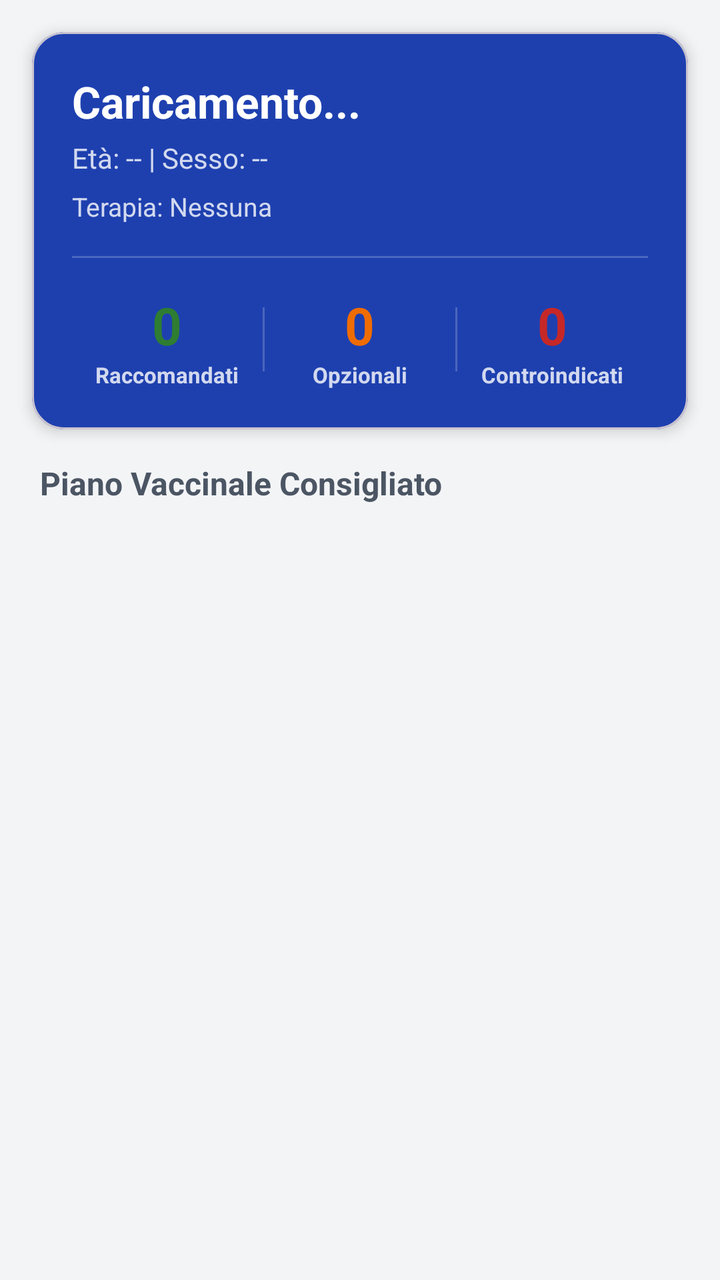
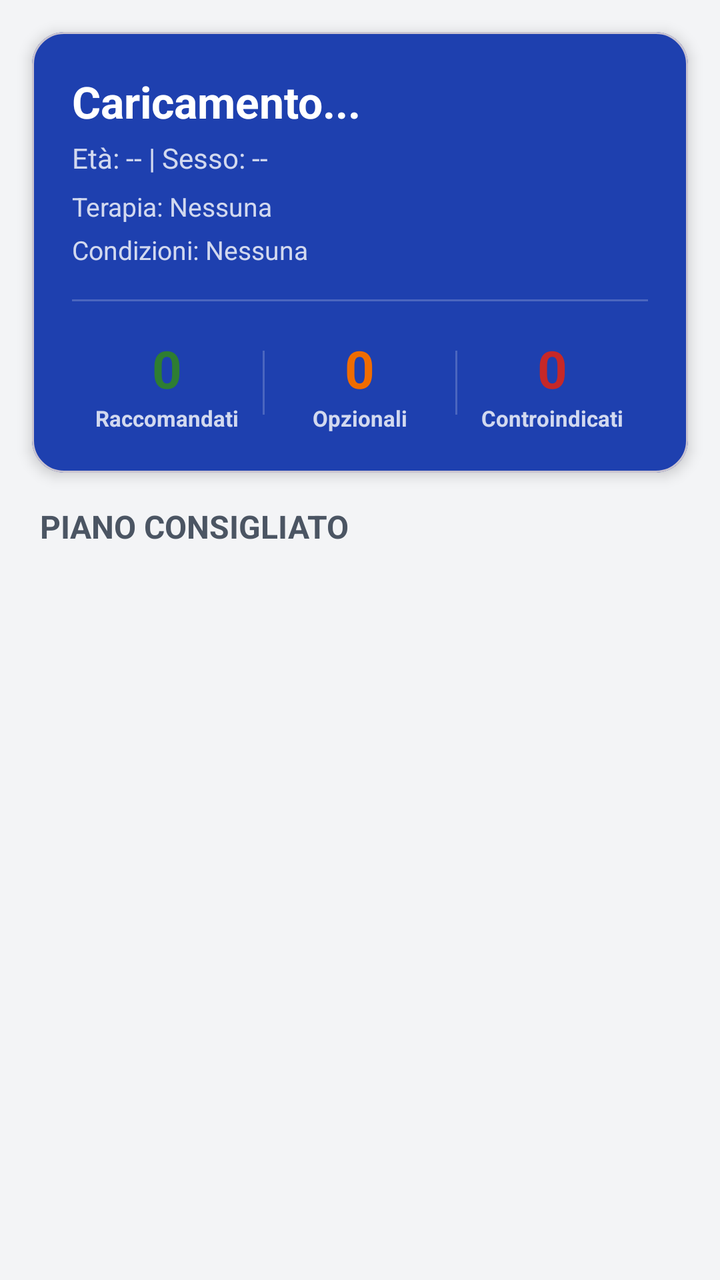

Two renders of the same Android screen: before a commit and after it. Below are the layout's source before the change and the commit's diff.
<!-- AndroidManifest.xml: application theme Theme.Thevax -->
<!-- res/layout/fragment_home.xml -->
<?xml version="1.0" encoding="utf-8"?>
<androidx.constraintlayout.widget.ConstraintLayout
    xmlns:android="http://schemas.android.com/apk/res/android"
    xmlns:app="http://schemas.android.com/apk/res-auto"
    xmlns:tools="http://schemas.android.com/tools"
    android:layout_width="match_parent"
    android:layout_height="match_parent">

    
    <com.google.android.material.card.MaterialCardView
        android:id="@+id/cardHeader"
        android:layout_width="match_parent"
        android:layout_height="wrap_content"
        android:layout_margin="16dp"
        app:cardCornerRadius="16dp"
        app:cardElevation="4dp"
        app:cardBackgroundColor="@color/primary"
        app:layout_constraintTop_toTopOf="parent"
        app:layout_constraintStart_toStartOf="parent"
        app:layout_constraintEnd_toEndOf="parent">

        <LinearLayout
            android:layout_width="match_parent"
            android:layout_height="wrap_content"
            android:orientation="vertical"
            android:padding="20dp">

            <TextView
                android:id="@+id/tvName"
                android:layout_width="wrap_content"
                android:layout_height="wrap_content"
                android:text="Caricamento..."
                android:textSize="22sp"
                android:textStyle="bold"
                android:textColor="?attr/colorOnPrimary" />

            <TextView
                android:id="@+id/tvAge"
                android:layout_width="wrap_content"
                android:layout_height="wrap_content"
                android:text="Età: -- | Sesso: --"
                android:textSize="14sp"
                android:textColor="?attr/colorOnPrimary"
                android:alpha="0.8"
                android:layout_marginTop="4dp" />

            <TextView
                android:id="@+id/tvTherapies"
                android:layout_width="wrap_content"
                android:layout_height="wrap_content"
                android:text="Terapia: Nessuna"
                android:textSize="13sp"
                android:textColor="?attr/colorOnPrimary"
                android:alpha="0.8"
                android:layout_marginTop="6dp" />

            
            <View
                android:layout_width="match_parent"
                android:layout_height="1dp"
                android:background="?attr/colorOnPrimary"
                android:alpha="0.2"
                android:layout_marginVertical="16dp" />

            
            <LinearLayout
                android:layout_width="match_parent"
                android:layout_height="wrap_content"
                android:orientation="horizontal"
                android:gravity="center">

                
                <LinearLayout
                    android:layout_width="0dp"
                    android:layout_height="wrap_content"
                    android:layout_weight="1"
                    android:orientation="vertical"
                    android:gravity="center">
                    <TextView
                        android:id="@+id/tvRecCount"
                        android:layout_width="wrap_content"
                        android:layout_height="wrap_content"
                        android:text="0"
                        android:textSize="26sp"
                        android:textStyle="bold"
                        android:textColor="@color/status_recommended" />
                    <TextView
                        android:layout_width="wrap_content"
                        android:layout_height="wrap_content"
                        android:text="Raccomandati"
                        android:textSize="11sp"
                        android:textColor="?attr/colorOnPrimary"
                        android:alpha="0.8"
                        android:textStyle="bold" />
                </LinearLayout>

                <View
                    android:layout_width="1dp"
                    android:layout_height="32dp"
                    android:background="?attr/colorOnPrimary"
                    android:alpha="0.2" />

                
                <LinearLayout
                    android:layout_width="0dp"
                    android:layout_height="wrap_content"
                    android:layout_weight="1"
                    android:orientation="vertical"
                    android:gravity="center">
                    <TextView
                        android:id="@+id/tvOptCount"
                        android:layout_width="wrap_content"
                        android:layout_height="wrap_content"
                        android:text="0"
                        android:textSize="26sp"
                        android:textStyle="bold"
                        android:textColor="@color/status_optional" />
                    <TextView
                        android:layout_width="wrap_content"
                        android:layout_height="wrap_content"
                        android:text="Opzionali"
                        android:textSize="11sp"
                        android:textColor="?attr/colorOnPrimary"
                        android:alpha="0.8"
                        android:textStyle="bold" />
                </LinearLayout>

                <View
                    android:layout_width="1dp"
                    android:layout_height="32dp"
                    android:background="?attr/colorOnPrimary"
                    android:alpha="0.2" />

                
                <LinearLayout
                    android:layout_width="0dp"
                    android:layout_height="wrap_content"
                    android:layout_weight="1"
                    android:orientation="vertical"
                    android:gravity="center">
                    <TextView
                        android:id="@+id/tvCntCount"
                        android:layout_width="wrap_content"
                        android:layout_height="wrap_content"
                        android:text="0"
                        android:textSize="26sp"
                        android:textStyle="bold"
                        android:textColor="@color/status_contraindicated" />
                    <TextView
                        android:layout_width="wrap_content"
                        android:layout_height="wrap_content"
                        android:text="Controindicati"
                        android:textSize="11sp"
                        android:textColor="?attr/colorOnPrimary"
                        android:alpha="0.8"
                        android:textStyle="bold" />
                </LinearLayout>

            </LinearLayout>
        </LinearLayout>
    </com.google.android.material.card.MaterialCardView>

    
    <TextView
        android:id="@+id/tvSectionTitle"
        android:layout_width="wrap_content"
        android:layout_height="wrap_content"
        android:text="Piano Vaccinale Consigliato"
        android:textSize="16sp"
        android:textStyle="bold"
        android:textColor="?attr/colorOnSurfaceVariant"
        android:layout_marginStart="20dp"
        android:layout_marginTop="16dp"
        app:layout_constraintTop_toBottomOf="@id/cardHeader"
        app:layout_constraintStart_toStartOf="parent" />

    
    <androidx.recyclerview.widget.RecyclerView
        android:id="@+id/rvVaccines"
        android:layout_width="match_parent"
        android:layout_height="0dp"
        android:layout_marginTop="8dp"
        android:paddingHorizontal="12dp"
        android:clipToPadding="false"
        android:scrollbars="vertical"
        app:layout_constraintTop_toBottomOf="@id/tvSectionTitle"
        app:layout_constraintBottom_toBottomOf="parent"
        app:layout_constraintStart_toStartOf="parent"
        app:layout_constraintEnd_toEndOf="parent"
        tools:listitem="@android:layout/simple_list_item_2" />

    
    <TextView
        android:id="@+id/tvEmpty"
        android:layout_width="0dp"
        android:layout_height="wrap_content"
        android:text="Nessun vaccino da mostrare per questo profilo"
        android:textSize="15sp"
        android:textColor="#757575"
        android:gravity="center"
        android:padding="32dp"
        android:visibility="gone"
        app:layout_constraintTop_toTopOf="@id/rvVaccines"
        app:layout_constraintBottom_toBottomOf="@id/rvVaccines"
        app:layout_constraintStart_toStartOf="parent"
        app:layout_constraintEnd_toEndOf="parent" />

    











    












</androidx.constraintlayout.widget.ConstraintLayout>
<!-- resources referenced by this layout -->
<resources>
  <color name="primary">#1E40AF</color>
  <color name="status_contraindicated">#C62828</color>
  <color name="status_optional">#EF6C00</color>
  <color name="status_recommended">#2E7D32</color>
  <style name="Theme.Thevax" parent="Base.Theme.Thevax" />
  <style name="Base.Theme.Thevax" parent="Theme.Material3.DayNight.NoActionBar">
          <item name="colorPrimary">@color/md_theme_light_primary</item>
          <item name="colorOnPrimary">@color/md_theme_light_onPrimary</item>
          <item name="colorPrimaryContainer">@color/md_theme_light_primaryContainer</item>
          <item name="colorOnPrimaryContainer">@color/md_theme_light_onPrimaryContainer</item>
          <item name="colorSecondary">@color/md_theme_light_secondary</item>
          <item name="colorOnSecondary">@color/md_theme_light_onSecondary</item>
          <item name="colorSecondaryContainer">@color/md_theme_light_secondaryContainer</item>
          <item name="colorOnSecondaryContainer">@color/md_theme_light_onSecondaryContainer</item>
  
          <item name="android:windowBackground">@color/md_theme_light_background</item>
          <item name="colorSurface">@color/md_theme_light_surface</item>
          <item name="colorOnSurface">@color/md_theme_light_onSurface</item>
          <item name="colorOnSurfaceVariant">@color/md_theme_light_onSurfaceVariant</item>
          <item name="android:editTextColor">@color/md_theme_light_onSurface</item>
  
          <item name="android:statusBarColor">@color/md_theme_light_background</item>
          <item name="android:windowLightStatusBar">true</item>
      </style>
  <color name="md_theme_light_primary">#1E40AF</color>
  <color name="md_theme_light_onPrimary">#FFFFFF</color>
  <color name="md_theme_light_primaryContainer">#DBEAFE</color>
  <color name="md_theme_light_onPrimaryContainer">#1E3A8A</color>
  <color name="md_theme_light_secondary">#3B82F6</color>
  <color name="md_theme_light_onSecondary">#FFFFFF</color>
  <color name="md_theme_light_secondaryContainer">#EFF6FF</color>
  <color name="md_theme_light_onSecondaryContainer">#1E40AF</color>
  <color name="md_theme_light_background">#F3F4F6</color>
  <color name="md_theme_light_surface">#FFFFFF</color>
  <color name="md_theme_light_onSurface">#111827</color>
  <color name="md_theme_light_onSurfaceVariant">#4B5563</color>
</resources>

<!-- the commit's change to res/layout/fragment_home.xml (unified diff, before → after) -->
@@ -54,6 +54,16 @@
                 android:alpha="0.8"
                 android:layout_marginTop="6dp" />
 
+            <TextView
+                android:id="@+id/tvConditions"
+                android:layout_width="wrap_content"
+                android:layout_height="wrap_content"
+                android:text="Condizioni: Nessuna"
+                android:textSize="13sp"
+                android:textColor="?attr/colorOnPrimary"
+                android:alpha="0.8"
+                android:layout_marginTop="4dp" />
+
             
             <View
                 android:layout_width="match_parent"
@@ -165,7 +175,7 @@
         android:id="@+id/tvSectionTitle"
         android:layout_width="wrap_content"
         android:layout_height="wrap_content"
-        android:text="Piano Vaccinale Consigliato"
+        android:text="@string/vaccine_plan"
         android:textSize="16sp"
         android:textStyle="bold"
         android:textColor="?attr/colorOnSurfaceVariant"
<!-- resource entries referenced after the edit -->
@@ -4,6 +4,7 @@
   <color name="status_contraindicated">#C62828</color>
   <color name="status_optional">#EF6C00</color>
   <color name="status_recommended">#2E7D32</color>
+  <string name="vaccine_plan">PIANO CONSIGLIATO</string>
   <style name="Theme.Thevax" parent="Base.Theme.Thevax" />
   <style name="Base.Theme.Thevax" parent="Theme.Material3.DayNight.NoActionBar">
           <item name="colorPrimary">@color/md_theme_light_primary</item>
